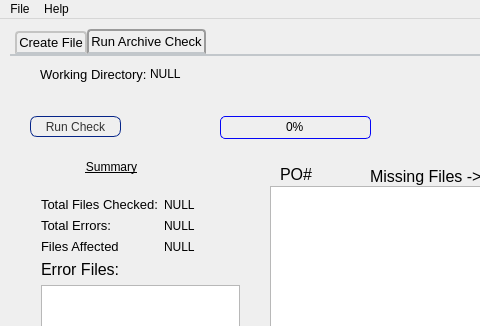
Above: WaExport/mainwindow.ui from qrcline/WAEX_File_Organizer before the change; both pictures show x 0 to 480 and y 0 to 326 of the 1198 by 638 pixel window. Below: the same form after it.
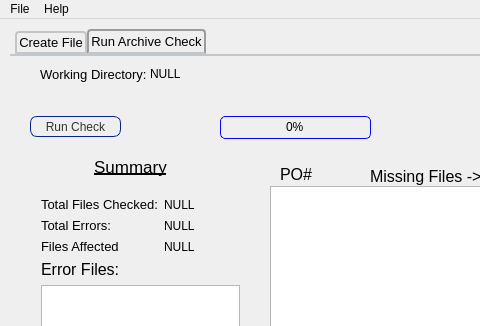
That is the form after the change. Icons and pictures are not drawn.

```diff
--- a/WaExport/mainwindow.ui
+++ b/WaExport/mainwindow.ui
@@ -16,6 +16,12 @@
     <verstretch>0</verstretch>
    </sizepolicy>
   </property>
+  <property name="minimumSize">
+   <size>
+    <width>1198</width>
+    <height>638</height>
+   </size>
+  </property>
   <property name="maximumSize">
    <size>
     <width>1198</width>
@@ -1680,14 +1686,15 @@
      <widget class="QLabel" name="label_6">
       <property name="geometry">
        <rect>
-        <x>66</x>
+        <x>70</x>
         <y>100</y>
-        <width>71</width>
+        <width>101</width>
         <height>21</height>
        </rect>
       </property>
       <property name="font">
        <font>
+        <pointsize>13</pointsize>
         <underline>true</underline>
        </font>
       </property>
```
